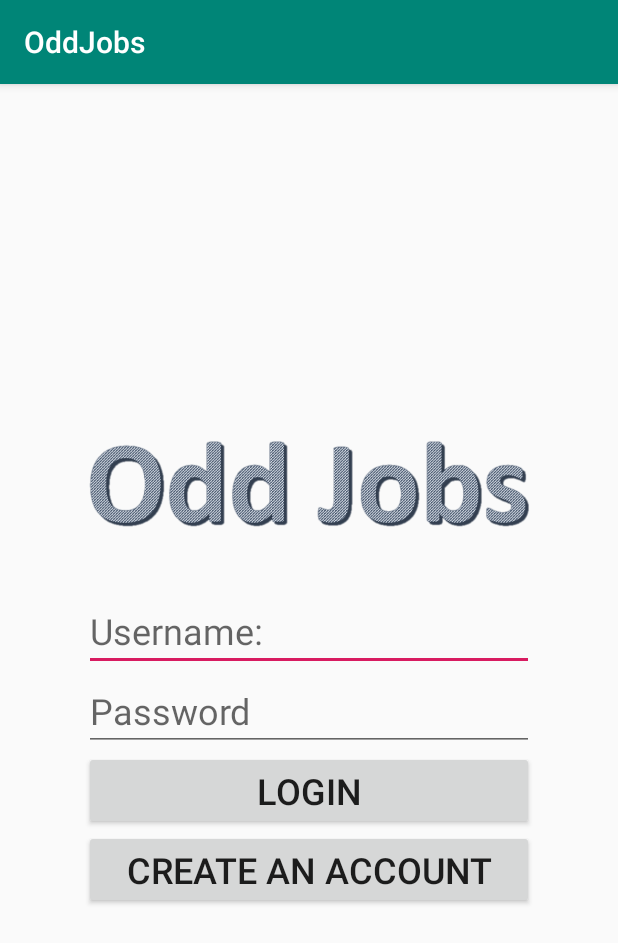
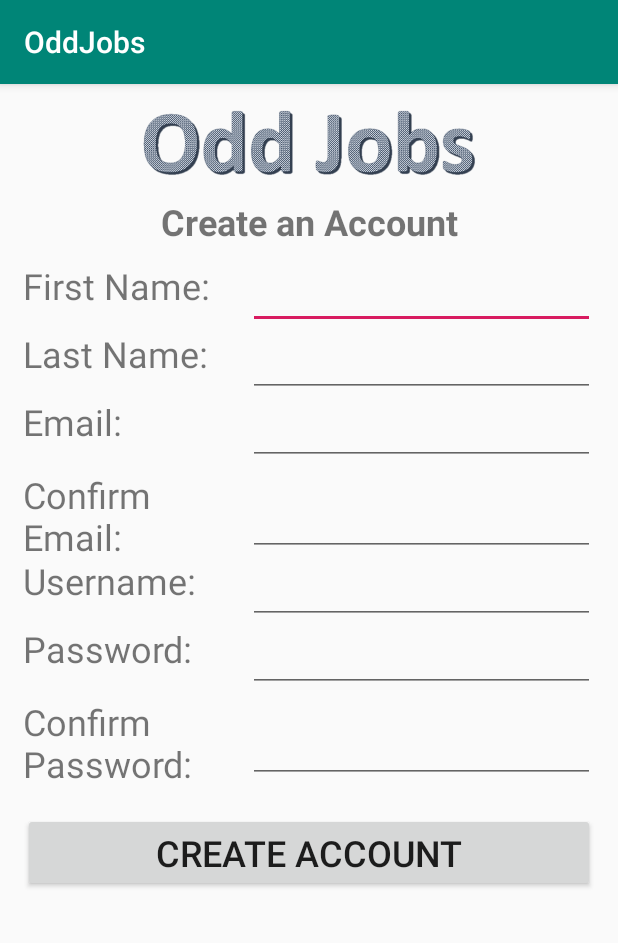
Before and after one commit to savannahpaul/OddJobs, an Android app: the screen it shows after launch (MainActivity), on a phone screen of 412 x 824 dp. Shown: the top 943 px of the screen. Run offline under Robolectric (Android 15) with nearby library versions, the phone set to English and light mode, and no system bars.

Commit message:
Create account layout created

```diff
--- a/app/src/main/java/com/csci448/savannahpaul/oddjobs/MainActivity.kt
+++ b/app/src/main/java/com/csci448/savannahpaul/oddjobs/MainActivity.kt
@@ -7,6 +7,6 @@ class MainActivity : AppCompatActivity() {
 
     override fun onCreate(savedInstanceState: Bundle?) {
         super.onCreate(savedInstanceState)
-        setContentView(R.layout.activity_main)
+        setContentView(R.layout.create_account)
     }
 }
--- /dev/null
+++ b/app/src/main/res/layout/create_account.xml
@@ -0,0 +1,127 @@
+<?xml version="1.0" encoding="utf-8"?>
+<LinearLayout
+        xmlns:android="http://schemas.android.com/apk/res/android"
+        android:orientation="vertical"
+        android:layout_width="match_parent"
+        android:layout_height="wrap_content"
+        android:layout_margin="15dp">
+    <ImageView
+            android:layout_width="300dp"
+            android:layout_height="50dp"
+            android:layout_marginBottom="10dp"
+            android:layout_gravity="center"
+            android:src="@drawable/oddjobslogo"/>
+    <TextView
+            android:layout_height="match_parent"
+            android:layout_width="match_parent"
+            android:gravity="center"
+            android:textStyle="bold"
+            android:layout_marginBottom="10dp"
+            android:text="Create an Account"
+            android:textSize="24sp"/>
+    <LinearLayout
+            android:layout_width="match_parent"
+            android:layout_height="match_parent"
+            android:orientation="horizontal">
+    <TextView
+            android:layout_height="match_parent"
+            android:layout_width="150dp"
+            android:text="First Name:"
+            android:textSize="24sp"/>
+
+    <EditText
+            android:layout_height="wrap_content"
+            android:layout_width="match_parent"/>
+    </LinearLayout>
+    <LinearLayout
+            android:layout_width="match_parent"
+            android:layout_height="match_parent"
+            android:orientation="horizontal">
+        <TextView
+                android:layout_height="match_parent"
+                android:layout_width="150dp"
+                android:text="Last Name:"
+                android:textSize="24sp"/>
+
+        <EditText
+                android:layout_height="wrap_content"
+                android:layout_width="match_parent"/>
+    </LinearLayout>
+    <LinearLayout
+            android:layout_width="match_parent"
+            android:layout_height="match_parent"
+            android:orientation="horizontal">
+        <TextView
+                android:layout_height="match_parent"
+                android:layout_width="150dp"
+                android:text="Email:"
+                android:textSize="24sp"/>
+
+        <EditText
+                android:layout_height="wrap_content"
+                android:layout_width="match_parent"/>
+    </LinearLayout>
+    <LinearLayout
+            android:layout_width="match_parent"
+            android:layout_height="match_parent"
+            android:orientation="horizontal">
+        <TextView
+                android:layout_height="wrap_content"
+                android:layout_width="150dp"
+                android:text="Confirm Email:"
+                android:textSize="24sp"/>
+
+        <EditText
+                android:layout_height="match_parent"
+                android:layout_width="match_parent"/>
+    </LinearLayout>
+    <LinearLayout
+            android:layout_width="match_parent"
+            android:layout_height="match_parent"
+            android:orientation="horizontal">
+        <TextView
+                android:layout_height="match_parent"
+                android:layout_width="150dp"
+                android:text="Username:"
+                android:textSize="24sp"/>
+
+        <EditText
+                android:layout_height="wrap_content"
+                android:layout_width="match_parent"/>
+    </LinearLayout>
+    <LinearLayout
+            android:layout_width="match_parent"
+            android:layout_height="match_parent"
+            android:orientation="horizontal">
+        <TextView
+                android:layout_height="match_parent"
+                android:layout_width="150dp"
+                android:text="Password:"
+                android:textSize="24sp"/>
+
+        <EditText
+                android:layout_height="wrap_content"
+                android:layout_width="match_parent"/>
+    </LinearLayout>
+    <LinearLayout
+            android:layout_width="match_parent"
+            android:layout_height="match_parent"
+            android:orientation="horizontal">
+        <TextView
+                android:layout_height="wrap_content"
+                android:layout_width="150dp"
+                android:text="Confirm Password:"
+                android:textSize="24sp"/>
+
+        <EditText
+                android:layout_height="match_parent"
+                android:layout_width="match_parent"/>
+    </LinearLayout>
+    <Button
+            android:id="@+id/login_button"
+            android:layout_width="match_parent"
+            android:layout_height="wrap_content"
+            android:layout_marginTop="20dp"
+            android:text="Create Account"
+            android:textSize="24sp"/>
+</LinearLayout>
```
